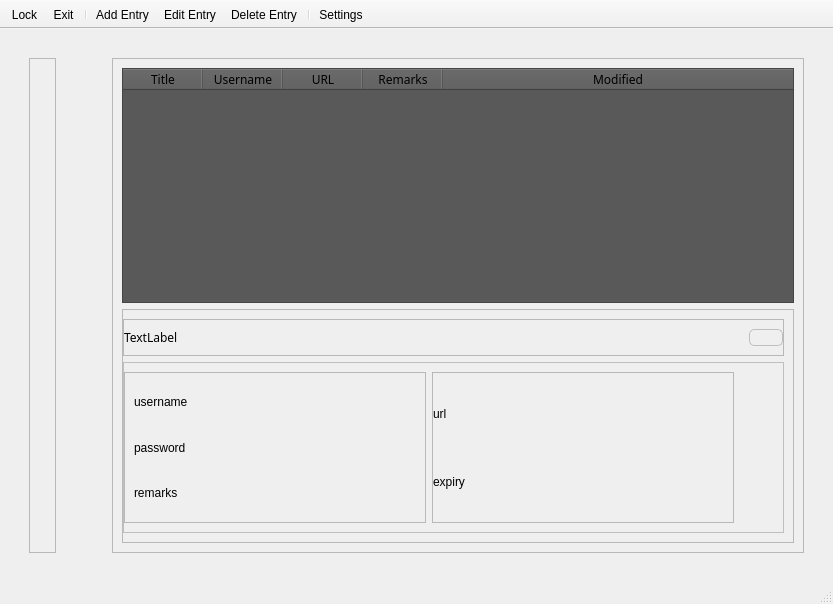
Before: the Qt Designer form password_manager.ui in Quinz7339/CIPM, drawn with Qt 5.
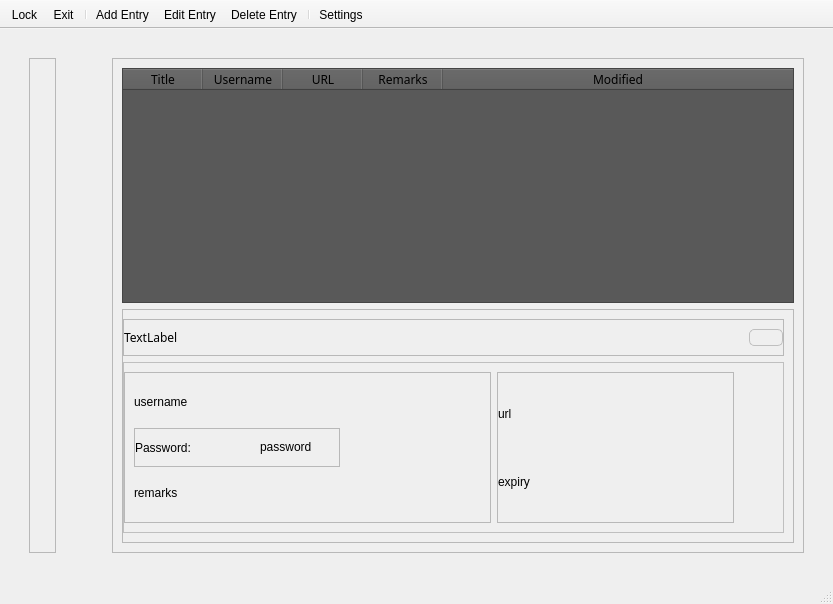
After: the same form once the commit is applied. Icons and pictures are not drawn.

Commit message: Sorted display + dupe entry done (manager.py)

```diff
--- a/password_manager.ui
+++ b/password_manager.ui
@@ -296,6 +296,12 @@
                  </property>
                  <item>
                   <widget class="QFrame" name="frame_leftCredDetail">
+                   <property name="sizePolicy">
+                    <sizepolicy hsizetype="Maximum" vsizetype="Preferred">
+                     <horstretch>0</horstretch>
+                     <verstretch>0</verstretch>
+                    </sizepolicy>
+                   </property>
                    <property name="frameShape">
                     <enum>QFrame::StyledPanel</enum>
                    </property>
@@ -307,7 +313,7 @@
                      <enum>QLayout::SetMinAndMaxSize</enum>
                     </property>
                     <property name="rightMargin">
-                     <number>200</number>
+                     <number>150</number>
                     </property>
                     <item>
                      <widget class="QLabel" name="lbl_Username">
@@ -320,13 +326,76 @@
                      </widget>
                     </item>
                     <item>
-                     <widget class="QLabel" name="lbl_Password">
-                      <property name="text">
-                       <string>password</string>
+                     <widget class="QFrame" name="frame_2">
+                      <property name="frameShape">
+                       <enum>QFrame::StyledPanel</enum>
                       </property>
-                      <property name="alignment">
-                       <set>Qt::AlignLeading|Qt::AlignLeft|Qt::AlignVCenter</set>
+                      <property name="frameShadow">
+                       <enum>QFrame::Raised</enum>
                       </property>
+                      <layout class="QHBoxLayout" name="horizontalLayout_5">
+                       <property name="spacing">
+                        <number>0</number>
+                       </property>
+                       <property name="leftMargin">
+                        <number>0</number>
+                       </property>
+                       <property name="topMargin">
+                        <number>0</number>
+                       </property>
+                       <property name="rightMargin">
+                        <number>0</number>
+                       </property>
+                       <property name="bottomMargin">
+                        <number>0</number>
+                       </property>
+                       <item>
+                        <widget class="QLabel" name="label_8">
+                         <property name="text">
+                          <string>Password: </string>
+                         </property>
+                        </widget>
+                       </item>
+                       <item>
+                        <spacer name="horizontalSpacer_2">
+                         <property name="orientation">
+                          <enum>Qt::Horizontal</enum>
+                         </property>
+                         <property name="sizeType">
+                          <enum>QSizePolicy::Maximum</enum>
+                         </property>
+                         <property name="sizeHint" stdset="0">
+                          <size>
+                           <width>38</width>
+                           <height>20</height>
+                          </size>
+                         </property>
+                        </spacer>
+                       </item>
+                       <item>
+                        <widget class="QLineEdit" name="lineEdit_lblPassword">
+                         <property name="sizePolicy">
+                          <sizepolicy hsizetype="Maximum" vsizetype="Fixed">
+                           <horstretch>0</horstretch>
+                           <verstretch>0</verstretch>
+                          </sizepolicy>
+                         </property>
+                         <property name="styleSheet">
+                          <string notr="true">border: none;
+background-color:transparent;</string>
+                         </property>
+                         <property name="text">
+                          <string>password</string>
+                         </property>
+                         <property name="alignment">
+                          <set>Qt::AlignCenter</set>
+                         </property>
+                         <property name="readOnly">
+                          <bool>true</bool>
+                         </property>
+                        </widget>
+                       </item>
+                      </layout>
                      </widget>
                     </item>
                     <item>
```
Left out of the diff: 2 changed lines with no effect on the pictures. The commit also changes 3 other files.
